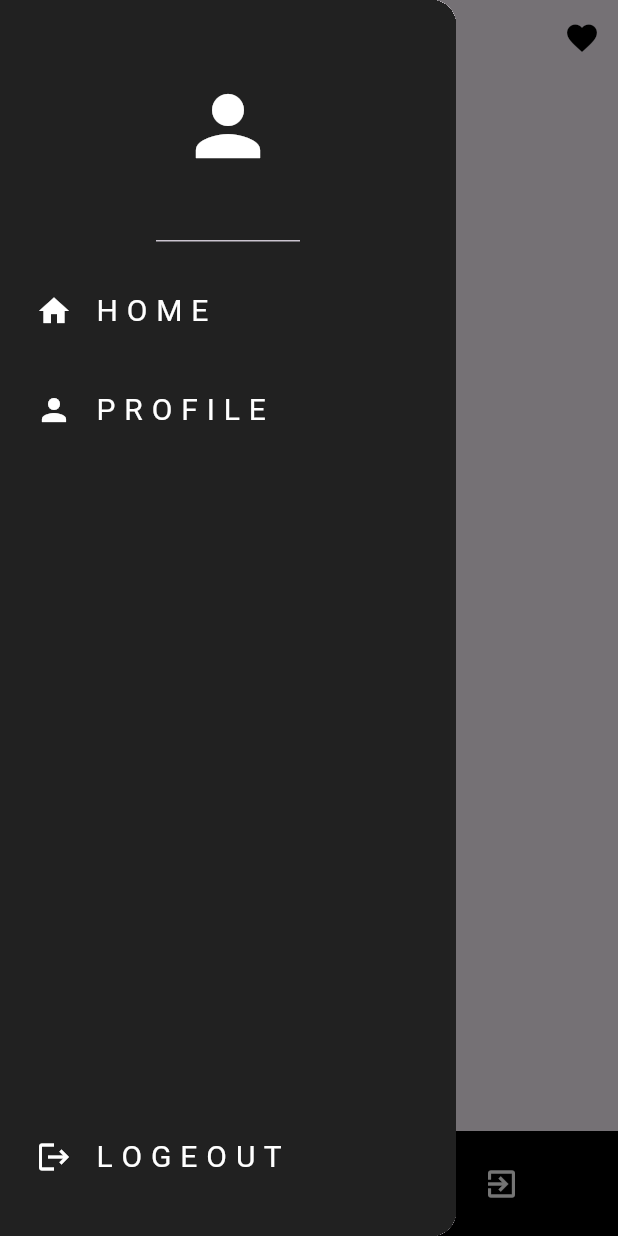
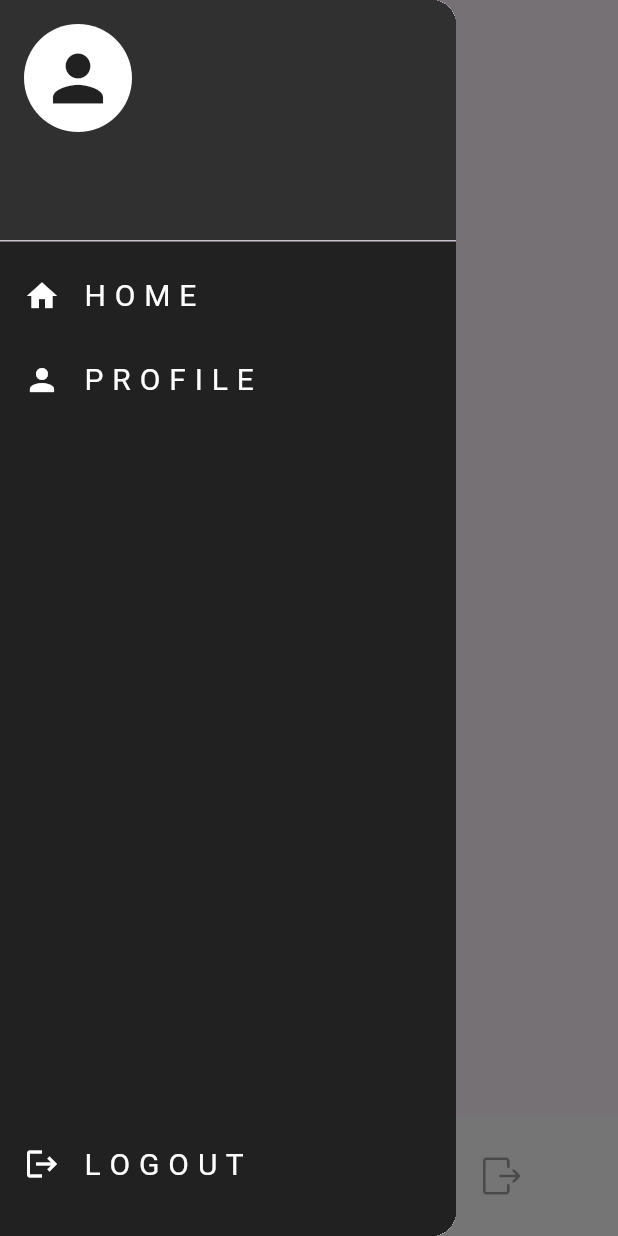
Before and after one commit to bavertalantimur/book_donate-flutter, a Flutter app: the HomeScreen screen opened by its route, with the side drawer open, on a phone screen of 412 x 824 dp. Run offline on Flutter 3.47's test engine with Material 3 defaults, Android fonts, the phone set to English and light mode, and no system bars; drawn by our look-alikes of carousel_slider; our stand-ins replace bloc, cloud_firestore, dash_chat_2, equatable, firebase_auth, firebase_core and 4 more; missing offline and left inert: flutter_stripe, pay; accounts and stored records are empty.

Commit message:
fronted-process

```diff
--- a/lib/screens/drawer/drawer.dart
+++ b/lib/screens/drawer/drawer.dart
@@ -1,44 +1,73 @@
 import 'package:flutter/material.dart';
 import 'package:flutter_test_application/screens/screens.dart';
 import 'package:firebase_auth/firebase_auth.dart';
+import 'package:cloud_firestore/cloud_firestore.dart';
 
 class MyDrawer extends StatelessWidget {
-  const MyDrawer({Key? key});
+  const MyDrawer({Key? key}) : super(key: key);
+
+  Future<Map<String, dynamic>?> getUserData() async {
+    User? user = FirebaseAuth.instance.currentUser;
+    if (user != null) {
+      DocumentSnapshot userDoc = await FirebaseFirestore.instance
+          .collection('Users')
+          .doc(user.email)
+          .get();
+      print(user);
+      return userDoc.data() as Map<String, dynamic>?;
+    }
+    return null;
+  }
 
   @override
   Widget build(BuildContext context) {
     return Drawer(
       child: Container(
         color: Colors.grey[900],
-        child: Column(
+        child: FutureBuilder<Map<String, dynamic>?>(
+          future: getUserData(),
+          builder: (context, snapshot) {
+            if (snapshot.connectionState == ConnectionState.waiting) {
+              return Center(child: CircularProgressIndicator());
+            } else if (snapshot.hasError) {
+              return Center(child: Text('Error fetching user data'));
+            } else if (!snapshot.hasData || snapshot.data == null) {
+              return Center(child: Text('User not found'));
+            } else {
+              var userData = snapshot.data!;
+              return Column(
                 children: [
-            DrawerHeader(
+                  UserAccountsDrawerHeader(
+                    decoration: BoxDecoration(
+                      color: Colors.grey[850],
+                    ),
+                    accountName: Text(userData['name'] ?? 'John Doe'),
+                    accountEmail:
+                        Text(userData['email'] ?? 'johndoe@example.com'),
+                    currentAccountPicture: CircleAvatar(
+                      backgroundColor: Colors.white,
                       child: Icon(
                         Icons.person,
-                color: Colors.white,
-                size: 64,
+                        color: Colors.grey[900],
+                        size: 50,
                       ),
                     ),
-            Padding(
-              padding: const EdgeInsets.only(left: 8.0, top: 10.0),
-              child: ListTile(
+                  ),
+                  ListTile(
                     leading: Icon(
                       Icons.home,
                       color: Colors.white,
                     ),
                     title: Text(
-                  'H O M E ',
+                      'H O M E',
                       style: TextStyle(fontSize: 20, color: Colors.white),
                     ),
                     onTap: () {
-                  Navigator.of(context).push(
-                      MaterialPageRoute(builder: (context) => HomeScreen()));
+                      Navigator.of(context).push(MaterialPageRoute(
+                          builder: (context) => HomeScreen()));
                     },
                   ),
-            ),
-            Padding(
-              padding: const EdgeInsets.only(left: 8.0, top: 10),
-              child: ListTile(
+                  ListTile(
                     leading: Icon(
                       Icons.person,
                       color: Colors.white,
@@ -48,21 +77,18 @@ class MyDrawer extends StatelessWidget {
                       style: TextStyle(fontSize: 20, color: Colors.white),
                     ),
                     onTap: () {
-                  Navigator.of(context).push(
-                      MaterialPageRoute(builder: (context) => ProfileScreen()));
+                      Navigator.of(context).push(MaterialPageRoute(
+                          builder: (context) => ProfileScreen()));
                     },
                   ),
-            ),
                   Spacer(),
-            Padding(
-              padding: const EdgeInsets.only(left: 8.0, bottom: 25.0),
-              child: ListTile(
+                  ListTile(
                     leading: Icon(
                       Icons.logout,
                       color: Colors.white,
                     ),
                     title: Text(
-                  'L O G E O U T',
+                      'L O G O U T',
                       style: TextStyle(fontSize: 20, color: Colors.white),
                     ),
                     onTap: () {
@@ -71,8 +97,8 @@ class MyDrawer extends StatelessWidget {
                         builder: (BuildContext context) {
                           return AlertDialog(
                             title: Text("Çıkış Yap"),
-                        content:
-                            Text("Çıkış yapmak istediğinizden emin misiniz?"),
+                            content: Text(
+                                "Çıkış yapmak istediğinizden emin misiniz?"),
                             actions: [
                               TextButton(
                                 onPressed: () {
@@ -93,67 +119,13 @@ class MyDrawer extends StatelessWidget {
                       );
                     },
                   ),
-            ),
+                  SizedBox(height: 20),
                 ],
+              );
+            }
+          },
         ),
       ),
     );
   }
 }
-
-
-
-
-
-/*import 'package:flutter/material.dart';
-import 'package:flutter_test_application/screens/card/card_screen.dart';
-import 'package:flutter_test_application/widgets/my_list_tile.dart';
-
-class MyDrawer extends StatelessWidget {
-  final void Function()? onProfileTap;
-  const MyDrawer({super.key, required this.onProfileTap});
-
-  @override
-  Widget build(BuildContext context) {
-    return Drawer(
-      backgroundColor: Colors.grey[900],
-      child: Column(
-        mainAxisAlignment: MainAxisAlignment.spaceBetween,
-        children: [
-          Column(
-            children: [
-              DrawerHeader(
-                child: Icon(
-                  Icons.person,
-                  color: Colors.white,
-                  size: 64,
-                ),
-              ),
-              MyListTile(
-                icon: Icons.home,
-                text: 'H O M E',
-                onTap: () {
-                  Navigator.of(context).push(
-                      MaterialPageRoute(builder: (context) => CardScreen()));
-                },
-              ),
-              MyListTile(
-                icon: Icons.person,
-                text: 'P R O F I L E',
-                onTap: onProfileTap,
-              ),
-            ],
-          ),
-          Padding(
-            padding: const EdgeInsets.only(bottom: 25.0),
-            child: MyListTile(
-              icon: Icons.logout,
-              text: 'L O G E O U T',
-              onTap: () => Navigator.pop(context),
-            ),
-          ),
-        ],
-      ),
-    );
-  }
-}*/
--- a/lib/screens/home/home_screen.dart
+++ b/lib/screens/home/home_screen.dart
@@ -58,7 +58,9 @@ class HomeScreen extends StatelessWidget {
                 },
               ),
             ),
-            SectionTitle(title: 'Recommended'),
+            SectionTitle(
+              title: 'Recommended',
+            ),
             //Product Card
             BlocBuilder<ProductBloc, ProductState>(
               builder: (context, state) {
@@ -68,7 +70,7 @@ class HomeScreen extends StatelessWidget {
                   );
                 }
                 if (state is ProductLoaded) {
-                  return ProductCarousel(
+                  return ProductGrid(
                     products: state.products
                         .where((product) => product.isRecommended)
                         .toList(),
@@ -97,7 +99,7 @@ class HomeScreen extends StatelessWidget {
                   );
                 }
                 if (state is ProductLoaded) {
-                  return ProductCarousel(
+                  return ProductGrid(
                     products: state.products
                         .where((product) => product.isPopular)
                         .toList(),
--- a/lib/widgets/custom_appbar.dart
+++ b/lib/widgets/custom_appbar.dart
@@ -1,6 +1,5 @@
-// ignore_for_file: deprecated_member_use
-
 import 'package:flutter/material.dart';
+import 'package:google_fonts/google_fonts.dart';
 
 class CustomAppBar extends StatelessWidget implements PreferredSizeWidget {
   final String title;
@@ -10,37 +9,34 @@ class CustomAppBar extends StatelessWidget implements PreferredSizeWidget {
   }) : super(key: key);
 
   @override
+  Size get preferredSize => Size.fromHeight(kToolbarHeight);
+
+  @override
   Widget build(BuildContext context) {
     return AppBar(
       backgroundColor: Colors.transparent,
       elevation: 0,
-      title: Center(
-        child: Container(
-          color: Colors.black,
-          padding: const EdgeInsets.symmetric(
-            horizontal: 20,
-            vertical: 10,
-          ),
-          child: Text(
-            title,
-            style: Theme.of(context).textTheme.headline5!.copyWith(
-                  color: Colors.white,
-                ),
-          ),
+      centerTitle: true, // Başlığı ortalamak için
+      title: Text(
+        title,
+        style: GoogleFonts.sora(
+          textStyle: TextStyle(
+              color: Color(0xFF242424),
+              fontSize: 24,
+              fontWeight: FontWeight.bold // Başlık için font boyutu
+              ),
         ),
       ),
+      /*
       iconTheme: IconThemeData(color: Colors.black),
       actions: [
         IconButton(
-            onPressed: () {
-              Navigator.pushNamed(context, '/wishlist');
-            },
-            icon: Icon(Icons.favorite))
-      ],
+          onPressed: () {
+            Navigator.pushNamed(context, '/wishlist');
+          },
+          icon: Icon(Icons.favorite),
+        )
+      ],*/
     );
   }
-
-  @override
-  // TODO: implement preferredSize
-  Size get preferredSize => Size.fromHeight(50);
 }
--- a/lib/widgets/custom_navbar.dart
+++ b/lib/widgets/custom_navbar.dart
@@ -1,6 +1,7 @@
 import 'package:firebase_auth/firebase_auth.dart';
 
 import 'package:flutter/material.dart';
+import 'package:flutter_svg/flutter_svg.dart';
 
 class CustomNavBar extends StatelessWidget {
   const CustomNavBar({
@@ -10,8 +11,8 @@ class CustomNavBar extends StatelessWidget {
   @override
   Widget build(BuildContext context) {
     return BottomAppBar(
-      color: Colors.black,
-      height: 70,
+      color: Color(0xFFFFFFFF),
+      height: 80,
       child: Row(
         mainAxisAlignment: MainAxisAlignment.spaceEvenly,
         children: [
@@ -19,17 +20,32 @@ class CustomNavBar extends StatelessWidget {
             onPressed: () {
               Navigator.pushNamed(context, '/homeScreen');
             },
-              icon: Icon(Icons.home, color: Colors.white)),
+            icon: SvgPicture.asset(
+              'images/home-4.svg', // SVG dosyanızın yolunu belirtin
+              width: 25,
+              height: 25,
+            ),
+          ),
           IconButton(
             onPressed: () {
               Navigator.pushNamed(context, '/cart');
             },
-              icon: Icon(Icons.shopping_cart, color: Colors.white)),
+            icon: SvgPicture.asset(
+              'images/shopping-cart.svg', // SVG dosyanızın yolunu belirtin
+              width: 25,
+              height: 25,
+            ),
+          ),
           IconButton(
             onPressed: () {
               Navigator.pushNamed(context, '/profilPage');
             },
-              icon: Icon(Icons.person, color: Colors.white)),
+            icon: SvgPicture.asset(
+              'images/user-single.svg', // SVG dosyanızın yolunu belirtin
+              width: 25,
+              height: 25,
+            ),
+          ),
           IconButton(
             onPressed: () async {
               showDialog(
@@ -57,7 +73,11 @@ class CustomNavBar extends StatelessWidget {
                 },
               );
             },
-            icon: Icon(Icons.exit_to_app, color: Colors.white),
+            icon: SvgPicture.asset(
+              'images/logout-rectangle-right.svg', // SVG dosyanızın yolunu belirtin
+              width: 25,
+              height: 25,
+            ),
           ),
         ],
       ),
--- a/lib/widgets/product_carousel.dart
+++ b/lib/widgets/product_carousel.dart
@@ -3,32 +3,30 @@ import 'package:flutter/material.dart';
 import '../models/models.dart';
 import 'product_card.dart';
 
-class ProductCarousel extends StatelessWidget {
+class ProductGrid extends StatelessWidget {
   final List<Product> products;
 
-  const ProductCarousel({
+  const ProductGrid({
     required this.products,
     super.key,
   });
 
   @override
   Widget build(BuildContext context) {
-    return SizedBox(
-      height: 230,
-      child: ListView.builder(
-          shrinkWrap: true,
-          padding: const EdgeInsets.symmetric(
-            horizontal: 20.0,
-            vertical: 30.0,
-          ),
-          scrollDirection: Axis.horizontal,
-          itemCount: products.length,
-          itemBuilder: (context, index) {
-            return Padding(
-              padding: const EdgeInsets.only(right: 5.0),
-              child: ProductCard(product: products[index]),
-            );
-          }),
+    return GridView.builder(
+      shrinkWrap: true,
+      physics: NeverScrollableScrollPhysics(),
+      padding: const EdgeInsets.symmetric(horizontal: 20.0, vertical: 30.0),
+      gridDelegate: SliverGridDelegateWithFixedCrossAxisCount(
+        crossAxisCount: 2,
+        childAspectRatio: 2 / 3,
+        crossAxisSpacing: 10,
+        mainAxisSpacing: 10,
+      ),
+      itemCount: products.length,
+      itemBuilder: (context, index) {
+        return ProductCard(product: products[index]);
+      },
     );
   }
 }
--- a/lib/widgets/section_title.dart
+++ b/lib/widgets/section_title.dart
@@ -1,4 +1,5 @@
 import 'package:flutter/material.dart';
+import 'package:google_fonts/google_fonts.dart';
 
 class SectionTitle extends StatelessWidget {
   final String title;
@@ -15,7 +16,13 @@ class SectionTitle extends StatelessWidget {
         alignment: Alignment.topLeft,
         child: Text(
           title,
-          style: Theme.of(context).textTheme.headline3,
+          style: GoogleFonts.sora(
+            textStyle: TextStyle(
+              fontSize: 25, // 20px olarak ayarlandı
+              fontWeight: FontWeight.bold,
+              color: Color(0xFF242424), // Kalın font olarak ayarlandı
+            ),
+          ),
         ),
       ),
     );
--- a/pubspec.yaml
+++ b/pubspec.yaml
@@ -56,6 +56,7 @@ dependencies:
   animated_text_kit: ^4.2.2
   dash_chat_2: ^0.0.20
   flutter_launcher_icons: ^0.13.1
+  google_fonts: ^6.2.0
 
 
 
```
Also changed, not shown: lib/widgets/hero_carousel_card.dart (+17 -8 lines), lib/widgets/product_card.dart (+39 -37 lines), images/home-4.svg (added), images/logout-rectangle-right.svg (added), images/shopping-cart.svg (added), images/user-single.svg (added), pubspec.lock. Lines whose indentation alone changed are shown as unchanged.
